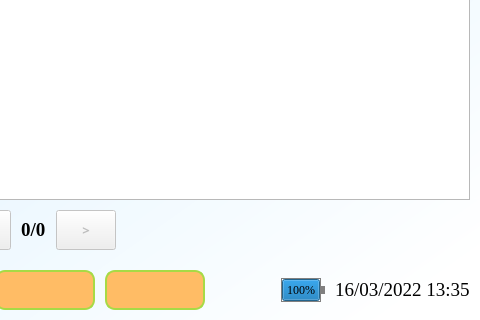
Old version of the form iot.ui in the repository sonmasterj/iot; both pictures show x 562 to 1042 and y 422 to 742 of the 1042 by 742 pixel window.
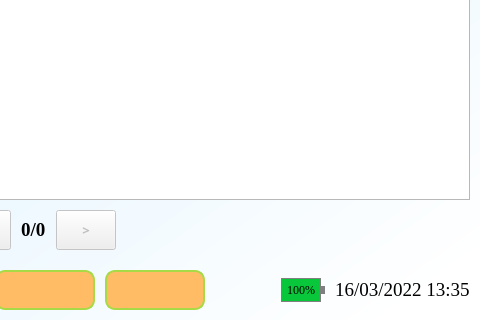
New version of the form. Icons and pictures are not drawn.

Commit message: change color processbar

```diff
--- a/iot.ui
+++ b/iot.ui
@@ -3582,7 +3582,11 @@
              </font>
             </property>
             <property name="styleSheet">
-             <string notr="true">border: 1px solid gray;</string>
+             <string notr="true">QProgressBar::chunk{
+	background-color:rgb(8, 199, 59);
+}
+QProgressBar{border: 1px solid gray;}
+</string>
             </property>
             <property name="value">
              <number>100</number>
```
